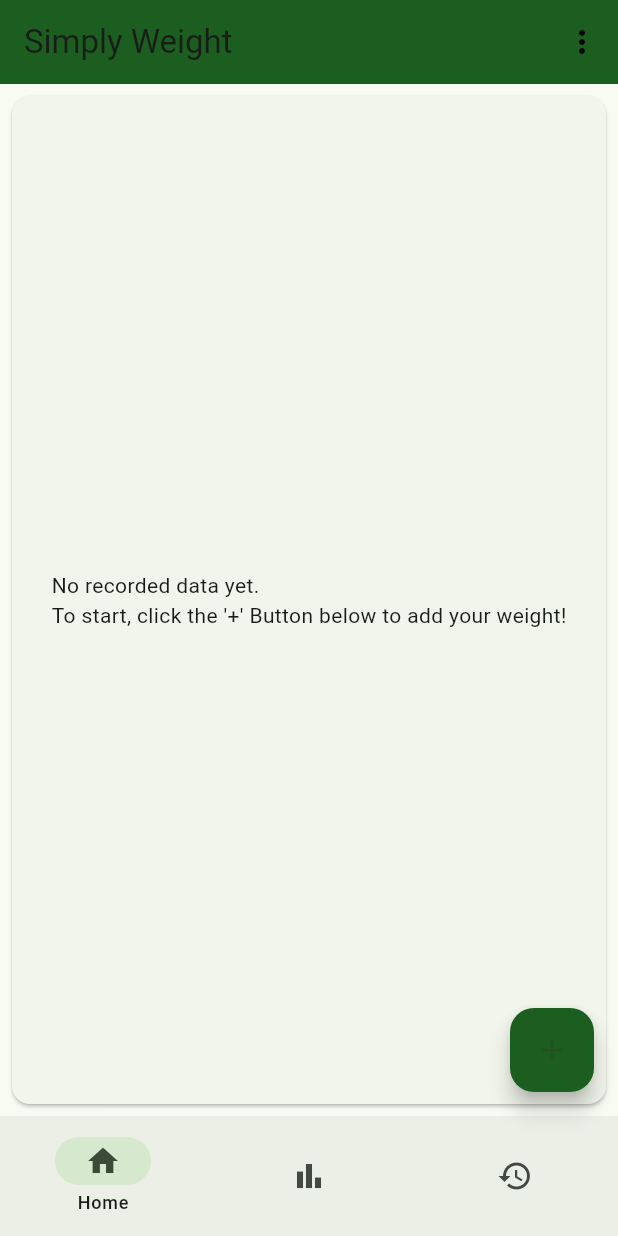
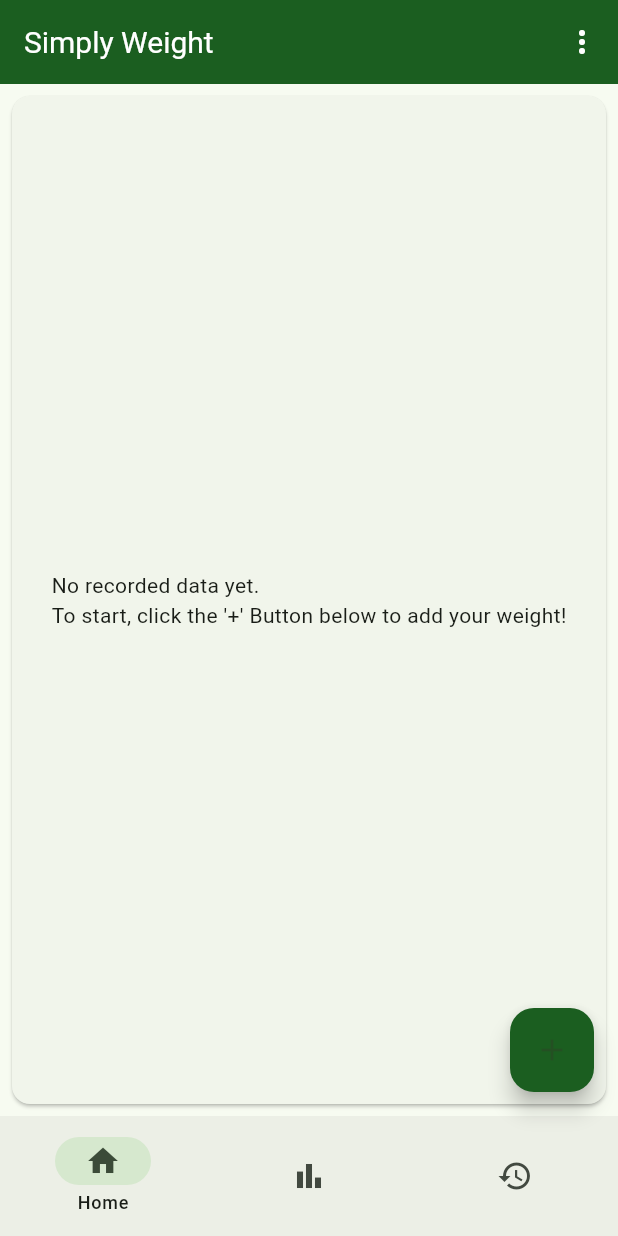
Before and after one commit to abdualdeen/Simply_Weight_App, a Flutter app: the screen it shows after launch, on a phone screen of 412 x 824 dp. Run offline on Flutter 3.47's test engine with Material 3 defaults, Android fonts, the phone set to English and light mode, and no system bars; our stand-ins replace awesome_notifications, fl_chart, logger, sqflite; accounts and stored records are empty.

Commit message:
fixed issues with ligh theme nto showing proper colors

```diff
--- a/lib/themes.dart
+++ b/lib/themes.dart
@@ -3,7 +3,8 @@ import 'package:flutter/material.dart';
 ThemeData lightTheme = ThemeData(
   appBarTheme: AppBarTheme(
     color: Colors.green[900]!,
-    iconTheme: const IconThemeData(color: Colors.black),
+    iconTheme: const IconThemeData(color: Colors.white),
+    titleTextStyle: const TextStyle(fontSize: 20, color: Colors.white),
   ),
   colorScheme: ColorScheme.fromSeed(
     seedColor: Colors.green[900]!,
```
